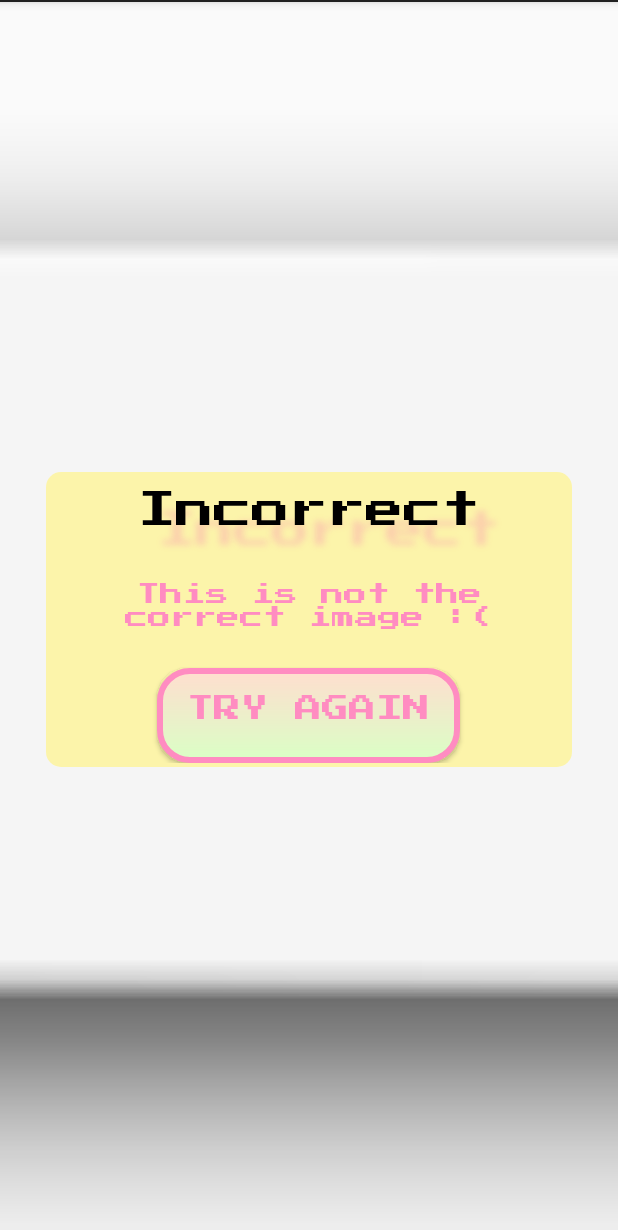
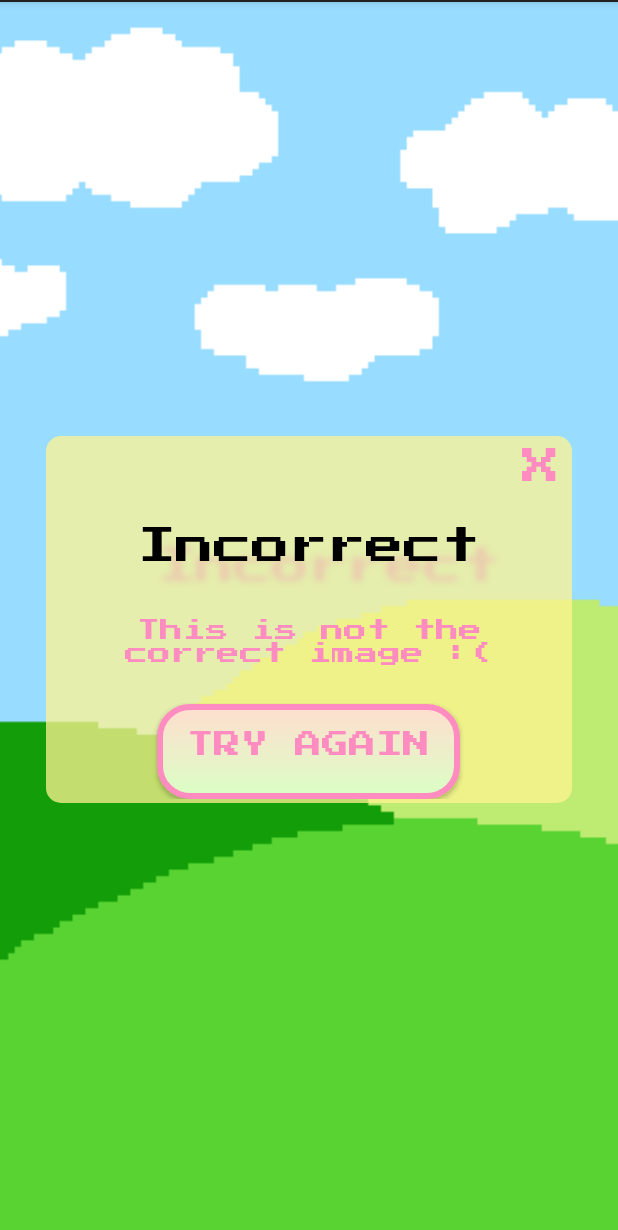
Before and after one commit to shobe98/llampaca, an Android app: the FailureActivity screen opened directly, with no data from a screen before it, on a phone screen of 412 x 824 dp. Shown: the top 1230 px of the screen. Run offline under Robolectric (Android 15) with nearby library versions, the phone set to English and light mode, and no system bars.

Commit message:
deleted unnecessary buttons and added quit buttons

```diff
--- a/app/src/main/java/com/ait/alpaca/ChallengeActivity.kt
+++ b/app/src/main/java/com/ait/alpaca/ChallengeActivity.kt
@@ -87,9 +87,7 @@ class ChallengeActivity : AppCompatActivity(), LifecycleOwner {
 
         }
 
-        btnSimulateSuccess.setOnClickListener {
-            successfullChallenge() // will update the database
-        }
+
 
 
         requestNeededPermission()
--- a/app/src/main/java/com/ait/alpaca/FailureActivity.kt
+++ b/app/src/main/java/com/ait/alpaca/FailureActivity.kt
@@ -13,12 +13,16 @@ class FailureActivity : AppCompatActivity() {
         super.onCreate(savedInstanceState)
         setContentView(R.layout.activity_failure)
 
-        Glide.with(this).asGif().load(R.drawable.clouds).into(ivClouds)
+        Glide.with(this).asGif().load(R.drawable.clouds).into(ivCloudsFailure)
 
 
         btnBack.setOnClickListener {
             startActivity(Intent(this@FailureActivity, ChallengeActivity::class.java))
             finish()
         }
+
+        btnQuitFailure.setOnClickListener {
+            finish()
+        }
     }
 }
--- a/app/src/main/java/com/ait/alpaca/InstructionsActivity.kt
+++ b/app/src/main/java/com/ait/alpaca/InstructionsActivity.kt
@@ -14,7 +14,7 @@ class InstructionsActivity : AppCompatActivity() {
         super.onCreate(savedInstanceState)
         setContentView(R.layout.activity_instructions)
 
-        Glide.with(this).asGif().load(R.drawable.clouds).into(ivClouds)
+        Glide.with(this).asGif().load(R.drawable.clouds).into(ivCloudsInstructions)
 
 
         btnQuitInstructions.setOnClickListener {
--- a/app/src/main/java/com/ait/alpaca/ScrollingActivity.kt
+++ b/app/src/main/java/com/ait/alpaca/ScrollingActivity.kt
@@ -20,7 +20,6 @@ import com.bumptech.glide.Glide
 import com.google.firebase.auth.FirebaseAuth
 import com.google.firebase.firestore.FirebaseFirestore
 import kotlinx.android.synthetic.main.activity_menu.*
-import kotlinx.android.synthetic.main.activity_scrolling.btnChallenge
 
 
 class ScrollingActivity : AppCompatActivity() {
@@ -45,9 +44,6 @@ class ScrollingActivity : AppCompatActivity() {
         recyclerAlpaca.adapter = alpacaAdapter
 
 
-        btnChallenge.setOnClickListener {
-            startActivity(Intent(this@ScrollingActivity, ChallengeActivity::class.java))
-        }
 
 
     }
--- a/app/src/main/java/com/ait/alpaca/SuccessActivity.kt
+++ b/app/src/main/java/com/ait/alpaca/SuccessActivity.kt
@@ -6,6 +6,7 @@ import android.os.Bundle
 import com.ait.alpaca.data.Alpaca
 import com.ait.alpaca.utils.ProgressUtils
 import com.bumptech.glide.Glide
+import kotlinx.android.synthetic.main.activity_instructions.*
 import kotlinx.android.synthetic.main.activity_menu.*
 import kotlinx.android.synthetic.main.activity_success.*
 
@@ -20,6 +21,11 @@ class SuccessActivity : AppCompatActivity() {
         setContentView(R.layout.activity_success)
 
         Glide.with(this).asGif().load(R.drawable.clouds).into(ivCloudsSuccess)
+
+        btnQuitSuccess.setOnClickListener {
+            finish()
+
+        }
 
 
 
--- a/app/src/main/res/layout/activity_failure.xml
+++ b/app/src/main/res/layout/activity_failure.xml
@@ -11,7 +11,7 @@
 
 
     <ImageView
-        android:id="@+id/ivCloudsSuccess"
+        android:id="@+id/ivCloudsFailure"
         android:layout_width="match_parent"
         android:layout_height="match_parent"
         android:scaleType="centerCrop"
@@ -26,13 +26,26 @@
         app:layout_constraintBottom_toBottomOf="parent"
         app:layout_constraintEnd_toEndOf="parent"
         app:layout_constraintStart_toStartOf="@+id/ivCloudsPopup"
-        app:layout_constraintTop_toTopOf="@+id/ivCloudsSuccess">
+        app:layout_constraintTop_toTopOf="@+id/ivCloudsFailure">
 
         <LinearLayout
             android:layout_width="match_parent"
             android:layout_height="wrap_content"
             android:background="@drawable/yellow_background_transp"
             android:orientation="vertical">
+
+            <Button
+                android:id="@+id/btnQuitFailure"
+                android:layout_width="wrap_content"
+                android:layout_height="wrap_content"
+                android:layout_gravity="right"
+                android:background="#00F00000"
+                android:fontFamily="@font/press_start_2p"
+                android:gravity="right"
+                android:style="?android:attr/borderlessButtonStyle"
+                android:text="X"
+                android:textColor="@color/colorPrimaryDark"
+                android:textSize="25sp" />
 
             <TextView
                 android:layout_width="match_parent"
@@ -54,6 +67,7 @@
                 android:layout_width="match_parent"
                 android:layout_height="wrap_content"
                 android:layout_gravity="center"
+                android:layout_margin="10dp"
                 android:fontFamily="@font/press_start_2p"
                 android:gravity="center"
                 android:paddingTop="5dp"
@@ -61,22 +75,21 @@
                 android:shadowRadius="5"
                 android:text="This is not the correct image :("
                 android:textColor="@color/colorPrimaryDark"
-                android:textSize="15sp"
-                android:layout_margin="10dp"/>
+                android:textSize="15sp" />
 
 
             <Button
                 android:id="@+id/btnBack"
                 android:layout_width="wrap_content"
                 android:layout_height="wrap_content"
+                android:layout_gravity="center"
                 android:background="@drawable/green_background"
-                android:layout_gravity="center"
-                android:textColor="@color/colorPrimaryDark"
                 android:fontFamily="@font/press_start_2p"
                 android:gravity="center"
-                android:textSize="18sp"
                 android:paddingTop="18dp"
-                android:text="Try again" />
+                android:text="Try again"
+                android:textColor="@color/colorPrimaryDark"
+                android:textSize="18sp" />
 
 
         </LinearLayout>
--- a/app/src/main/res/layout/activity_success.xml
+++ b/app/src/main/res/layout/activity_success.xml
@@ -42,7 +42,8 @@
 
             <Button
                 android:background="#00F00000"
-                android:id="@+id/btnQuitInstructions"
+                android:id="@+id/btnQuitSuccess"
+                android:style="?android:attr/borderlessButtonStyle"
                 android:layout_width="wrap_content"
                 android:layout_height="wrap_content"
                 android:fontFamily="@font/press_start_2p"
```
Also changed, not shown: app/src/main/res/layout/activity_challenge.xml (+2 -5 lines), app/src/main/res/layout/activity_instructions.xml (+9 -9 lines), app/src/main/res/layout/activity_scrolling.xml (+1 -14 lines).
